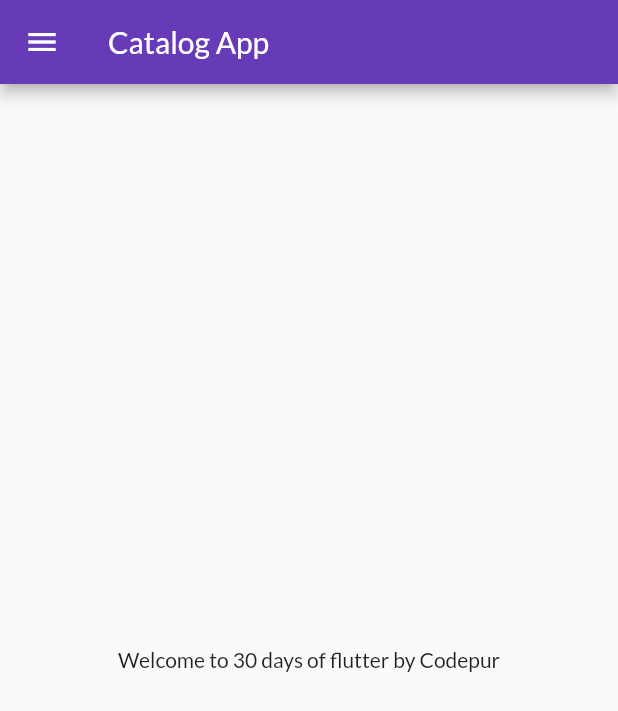
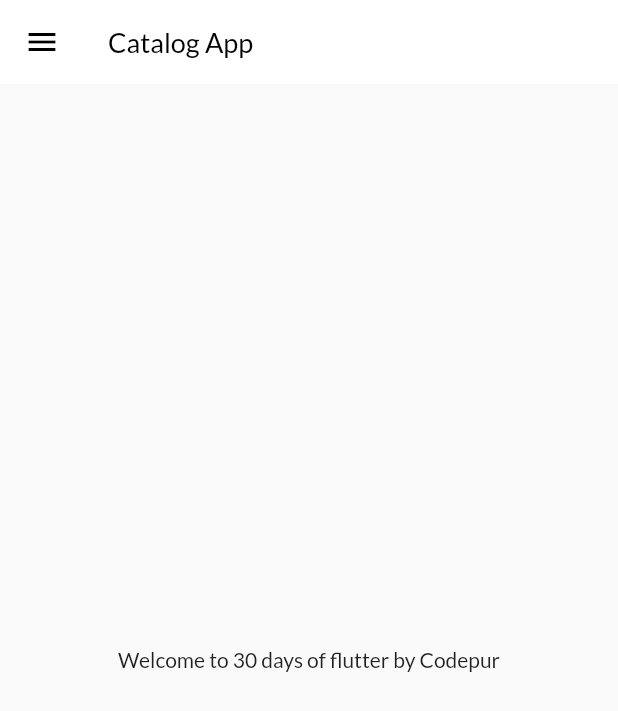
Before and after one commit to rupam-04/flutter_demo, a Flutter app: the screen it shows after launch, on a phone screen of 412 x 824 dp. Shown: the top 711 px of the screen. Run offline on Flutter 3.47's test engine with Material 2 defaults, Android fonts, the phone set to English and light mode, and no system bars; our stand-ins replace google_fonts.

Commit message:
Day10 completed

```diff
--- a/lib/main.dart
+++ b/lib/main.dart
@@ -1,5 +1,6 @@
 import 'package:flutter/material.dart';
 import 'package:flutter_demo/utils/routes.dart';
+import 'package:flutter_demo/widgets/themes.dart';
 import 'pages/home_page.dart';
 import 'package:google_fonts/google_fonts.dart';
 import 'pages/login_page.dart';
@@ -16,9 +17,9 @@ class MyApp extends StatelessWidget {
     return MaterialApp(
       // home: HomePage(),
       themeMode: ThemeMode.light,
-      theme: ThemeData(primarySwatch: Colors.deepPurple, fontFamily: GoogleFonts.lato().fontFamily), //doing change here applies to whole app
-      debugShowCheckedModeBanner: false, //removes the debug banner
-      darkTheme: ThemeData(brightness: Brightness.dark),
+      theme: MyTheme.lightTheme(context), //doing change here applies to whole app
+      darkTheme: MyTheme.darkTheme(context),
+      debugShowCheckedModeBanner: false, //removes debug banner
       initialRoute: MyRoutes.homeRoute,
       routes: {
         "/": (context) => const LoginPage(),
--- a/lib/pages/home_page.dart
+++ b/lib/pages/home_page.dart
@@ -1,3 +1,5 @@
+// ignore_for_file: prefer_const_constructors
+
 import 'package:flutter/material.dart';
 
 import '../widgets/drawer.dart';
@@ -11,7 +13,7 @@ class HomePage extends StatelessWidget {
   Widget build(BuildContext context) {
     return Scaffold(
         appBar: AppBar(
-          title: const Text("Catalog App"),
+          title: const Text("Catalog App",)
         ),
         body: Center(
           child: Text('Welcome to $days days of flutter by $name'),
--- /dev/null
+++ b/lib/widgets/themes.dart
@@ -0,0 +1,25 @@
+import 'package:flutter/material.dart';
+import 'package:google_fonts/google_fonts.dart';
+
+class MyTheme {
+  static ThemeData lightTheme(BuildContext context) => ThemeData(
+    primarySwatch: Colors.deepPurple,
+    fontFamily: GoogleFonts.lato().fontFamily,
+    appBarTheme: AppBarTheme(
+      color: Colors.white,
+      elevation: 0.0,
+      iconTheme: IconThemeData(
+        color: Colors.black
+      ),
+      titleTextStyle: TextStyle(
+        color: Colors.black,
+        fontFamily: GoogleFonts.lato().fontFamily,
+        fontSize: 18,
+      ),
+    )
+  );
+
+  static ThemeData darkTheme(BuildContext context) => ThemeData(
+    brightness: Brightness.dark,
+  );
+}
```
